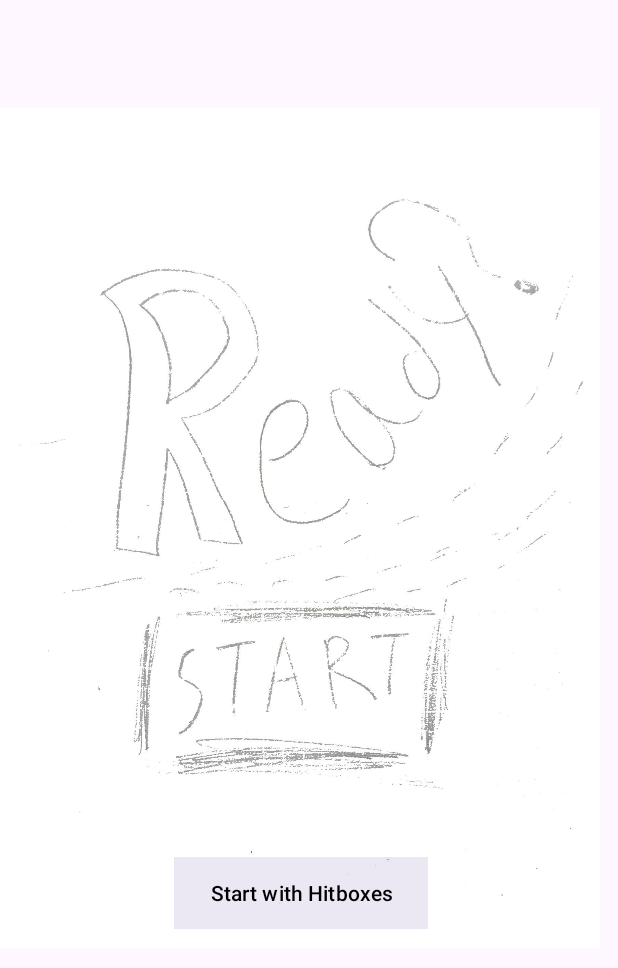
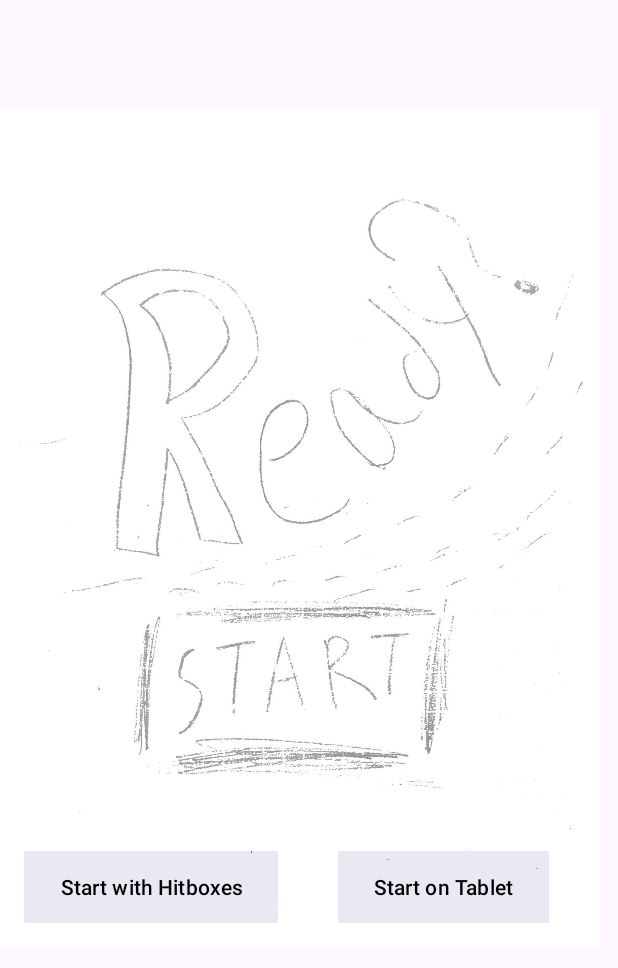
Before and after one commit to MelvinJMoller/CatTapper, an Android app: the GameActivity screen opened directly, with no data from a screen before it, on a phone screen of 412 x 824 dp. Shown: the top 968 px of the screen. Run offline under Robolectric (Android 15) with nearby library versions, the phone set to English and light mode, and no system bars.

Commit message:
Final Commit

```diff
--- a/app/src/main/res/layout/activity_game.xml
+++ b/app/src/main/res/layout/activity_game.xml
@@ -52,8 +52,8 @@
         android:id="@+id/hitboxBtn"
         android:layout_width="wrap_content"
         android:layout_height="wrap_content"
-        android:layout_marginStart="116dp"
-        android:layout_marginTop="44dp"
+        android:layout_marginStart="16dp"
+        android:layout_marginTop="40dp"
         android:background="#22FF0000"
         android:text="@string/hitboxBtn"
         android:textColor="@color/black"
@@ -71,5 +71,17 @@
         app:layout_constraintBottom_toTopOf="@+id/chronometer"
         app:layout_constraintStart_toStartOf="parent" />
 
+    <Button
+        android:id="@+id/startTablet"
+        android:layout_width="wrap_content"
+        android:layout_height="wrap_content"
+        android:layout_marginStart="40dp"
+        android:layout_marginTop="40dp"
+        android:background="#22FF0000"
+        android:text="@string/startTablet"
+        android:textColor="@color/black"
+        app:layout_constraintStart_toEndOf="@+id/hitboxBtn"
+        app:layout_constraintTop_toBottomOf="@+id/startGameButton" />
+
 
 </androidx.constraintlayout.widget.ConstraintLayout>
--- a/app/src/main/res/values/strings.xml
+++ b/app/src/main/res/values/strings.xml
@@ -9,4 +9,5 @@
     <string name="catBtn">cat</string>
     <string name="hitboxBtn">Start with Hitboxes</string>
     <string name="hitboxWonBG">Hitbox ON</string>
+    <string name="startTablet">Start on Tablet</string>
 </resources>
```
Also changed, not shown: app/src/main/java/com/example/mjmcatclicker/GameActivity.kt (+81 -16 lines).
